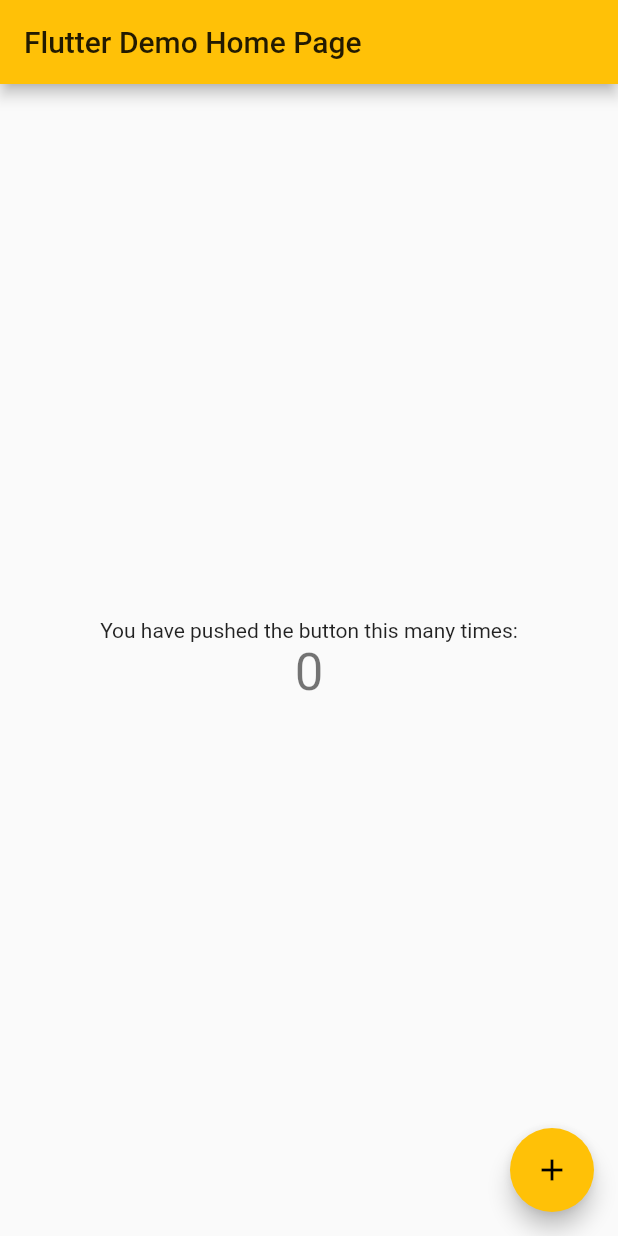
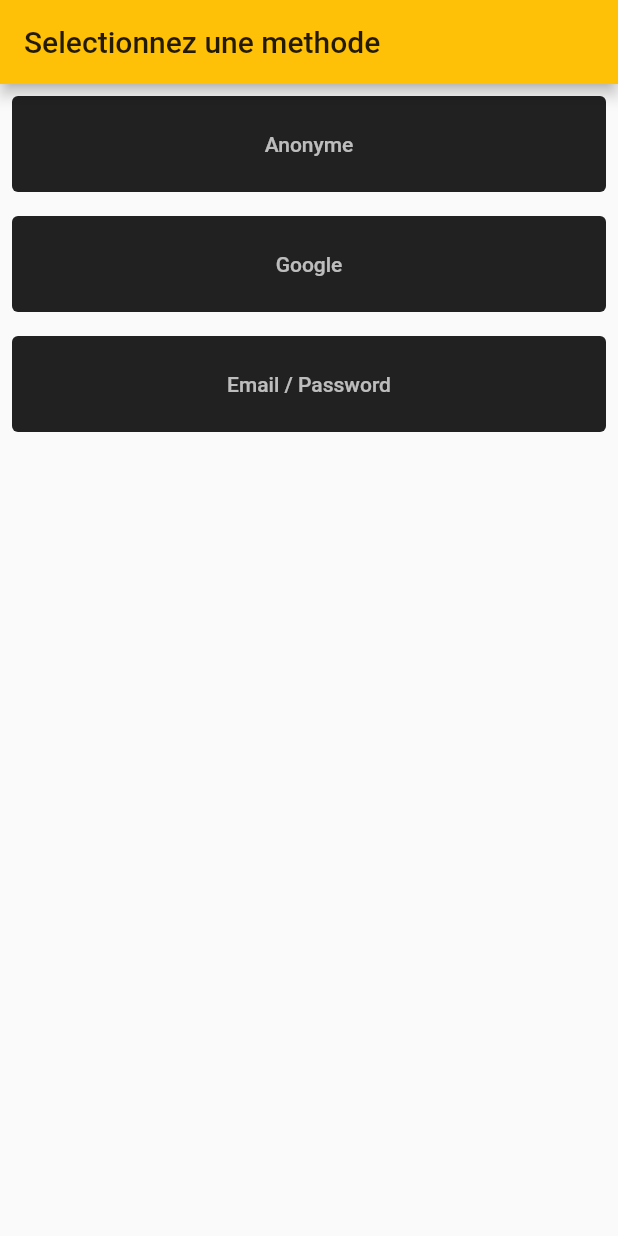
Before and after one commit to CorneilleEdi/flutter-firebase-emulators-bluestorm, a Flutter app: the screen it shows after launch, on a phone screen of 412 x 824 dp. Run offline on Flutter 3.47's test engine with Material 2 defaults, Android fonts, the phone set to English and light mode, and no system bars; our stand-ins replace firebase_auth, firebase_core; accounts and stored records are empty.

Commit message:
feat: add auth

```diff
--- a/lib/main.dart
+++ b/lib/main.dart
@@ -1,70 +1,25 @@
+import 'package:bluestorm/pages/auth/auth_selector_page.dart';
+import 'package:bluestorm/pages/home_page.dart';
+import 'package:bluestorm/services/auth_service.dart';
+import 'package:firebase_core/firebase_core.dart';
 import 'package:flutter/material.dart';
 
-void main() {
+Future<void> main() async {
+  WidgetsFlutterBinding.ensureInitialized();
+  await Firebase.initializeApp();
   runApp(MyApp());
 }
 
 class MyApp extends StatelessWidget {
+  // This widget is the root of your application.
   @override
   Widget build(BuildContext context) {
     return MaterialApp(
-      title: 'Flutter Demo',
+      title: 'Bluestorm',
       theme: ThemeData(
         primarySwatch: Colors.amber,
       ),
-      home: MyHomePage(title: 'Flutter Demo Home Page'),
+      home: AuthService().getUser == null ? AuthSelectorPage() : HomePage(),
     );
   }
 }
-
-class MyHomePage extends StatefulWidget {
-  MyHomePage({Key? key, required this.title}) : super(key: key);
-  final String title;
-
-  @override
-  _MyHomePageState createState() => _MyHomePageState();
-}
-
-class _MyHomePageState extends State<MyHomePage> {
-  int _counter = 0;
-
-  void _incrementCounter() {
-    setState(() {
-      _counter++;
-    });
-  }
-
-  @override
-  Widget build(BuildContext context) {
-    // This method is rerun every time setState is called, for instance as done
-    // by the _incrementCounter method above.
-    //
-    // The Flutter framework has been optimized to make rerunning build methods
-    // fast, so that you can just rebuild anything that needs updating rather
-    // than having to individually change instances of widgets.
-    return Scaffold(
-      appBar: AppBar(
-        title: Text(widget.title),
-      ),
-      body: Center(
-        child: Column(
-          mainAxisAlignment: MainAxisAlignment.center,
-          children: <Widget>[
-            Text(
-              'You have pushed the button this many times:',
-            ),
-            Text(
-              '$_counter',
-              style: Theme.of(context).textTheme.headline4,
-            ),
-          ],
-        ),
-      ),
-      floatingActionButton: FloatingActionButton(
-        onPressed: _incrementCounter,
-        tooltip: 'Increment',
-        child: Icon(Icons.add),
-      ), // This trailing comma makes auto-formatting nicer for build methods.
-    );
-  }
-}
--- /dev/null
+++ b/lib/pages/auth/auth_selector_page.dart
@@ -0,0 +1,107 @@
+import 'package:bluestorm/pages/auth/email_auth_page.dart';
+import 'package:bluestorm/pages/home_page.dart';
+import 'package:bluestorm/services/auth_service.dart';
+import 'package:flutter/material.dart';
+
+import '../../utils//extensions.dart';
+
+class AuthSelectorPage extends StatefulWidget {
+  AuthSelectorPage({Key? key}) : super(key: key);
+
+  @override
+  _AuthSelectorPageState createState() => _AuthSelectorPageState();
+}
+
+class _AuthSelectorPageState extends State<AuthSelectorPage> {
+  final AuthService _auth = AuthService();
+
+  @override
+  Widget build(BuildContext context) {
+    return Scaffold(
+      appBar: AppBar(
+        title: Text(
+          "Selectionnez une methode",
+        ),
+      ),
+      body: ListView(
+        children: [
+          Padding(
+            padding: const EdgeInsets.symmetric(horizontal: 8, vertical: 8),
+            child: TextButton(
+              child: Padding(
+                padding: const EdgeInsets.all(16.0),
+                child: Text("Anonyme"),
+              ),
+              style: TextButton.styleFrom(
+                primary: Colors.white70,
+                backgroundColor: Colors.grey.shade900,
+              ),
+              onPressed: () async {
+                try {
+                  await _auth.signInAnonymously();
+                  context.showSuccessSnackbar("Authentification reussie");
+                  Navigator.pushReplacement(
+                    context,
+                    MaterialPageRoute(
+                      builder: (context) => HomePage(),
+                    ),
+                  );
+                } catch (e) {
+                  context.showErrorSnackbar(e.toString());
+                }
+              },
+            ),
+          ),
+          Padding(
+            padding: const EdgeInsets.symmetric(horizontal: 8, vertical: 8),
+            child: TextButton(
+              child: Padding(
+                padding: const EdgeInsets.all(16.0),
+                child: Text("Google"),
+              ),
+              style: TextButton.styleFrom(
+                primary: Colors.white70,
+                backgroundColor: Colors.grey.shade900,
+              ),
+              onPressed: () async {
+                try {
+                  await _auth.signInWithGoogle();
+                  context.showSuccessSnackbar("Authentification reussie");
+                  Navigator.pushReplacement(
+                    context,
+                    MaterialPageRoute(
+                      builder: (context) => HomePage(),
+                    ),
+                  );
+                } catch (e) {
+                  context.showErrorSnackbar(e.toString());
+                }
+              },
+            ),
+          ),
+          Padding(
+            padding: const EdgeInsets.symmetric(horizontal: 8, vertical: 8),
+            child: TextButton(
+              child: Padding(
+                padding: const EdgeInsets.all(16.0),
+                child: Text("Email / Password"),
+              ),
+              style: TextButton.styleFrom(
+                primary: Colors.white70,
+                backgroundColor: Colors.grey.shade900,
+              ),
+              onPressed: () {
+                Navigator.pushReplacement(
+                  context,
+                  MaterialPageRoute(
+                    builder: (context) => EmailAuthPage(),
+                  ),
+                );
+              },
+            ),
+          )
+        ],
+      ),
+    );
+  }
+}
--- /dev/null
+++ b/lib/services/auth_service.dart
@@ -0,0 +1,56 @@
+import 'package:firebase_auth/firebase_auth.dart';
+
+class AuthService {
+  late final FirebaseAuth _auth;
+
+  AuthService() {
+    FirebaseAuth.instance.useEmulator("http://localhost:9054");
+    _auth = FirebaseAuth.instance;
+  }
+
+  User? get getUser => _auth.currentUser;
+
+  Future<User?> signInWithEmailPassword(String email, String password) async {
+    UserCredential result = await _auth.signInWithEmailAndPassword(
+      email: email,
+      password: password,
+    );
+
+    User? user = result.user;
+
+    return user;
+  }
+
+  Future<User?> createUserWithEmailAndPassword(
+      String email, String password) async {
+    UserCredential result = await _auth.createUserWithEmailAndPassword(
+        email: email, password: password);
+
+    User? user = result.user;
+
+    return user;
+  }
+
+  Future<User?> signInAnonymously() async {
+    UserCredential result = await _auth.signInAnonymously();
+
+    User? user = result.user;
+
+    return user;
+  }
+
+  Future<User?> signInWithGoogle() async {
+    UserCredential result = await _auth.signInWithCredential(
+      GoogleAuthProvider.credential(
+        idToken:
+            '{"sub": "abc123", "email": "blue@example.com", "email_verified": true}',
+      ),
+    );
+
+    return result.user;
+  }
+
+  Future<void> signOut() {
+    return _auth.signOut();
+  }
+}
--- a/pubspec.yaml
+++ b/pubspec.yaml
@@ -14,6 +14,7 @@ dependencies:
   firebase_core: "^1.1.0"
   cloud_firestore: "^1.0.7"
   firebase_auth: "^1.1.2"
+  google_sign_in: "^4.5.1"
   cupertino_icons: ^1.0.2
 
 dev_dependencies:
```
Also changed, not shown: lib/pages/auth/email_auth_page.dart (added, +124 -0 lines), lib/pages/home_page.dart (added, +41 -0 lines), lib/utils/extensions.dart (added, +22 -0 lines), pubspec.lock, 3 other files.
